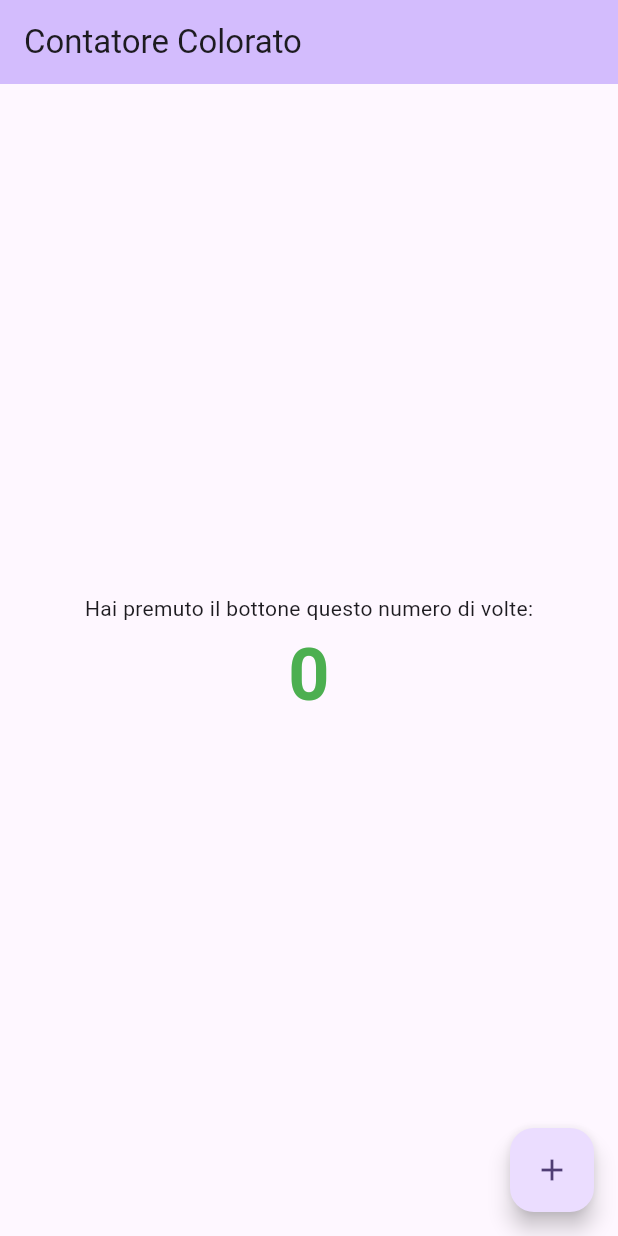
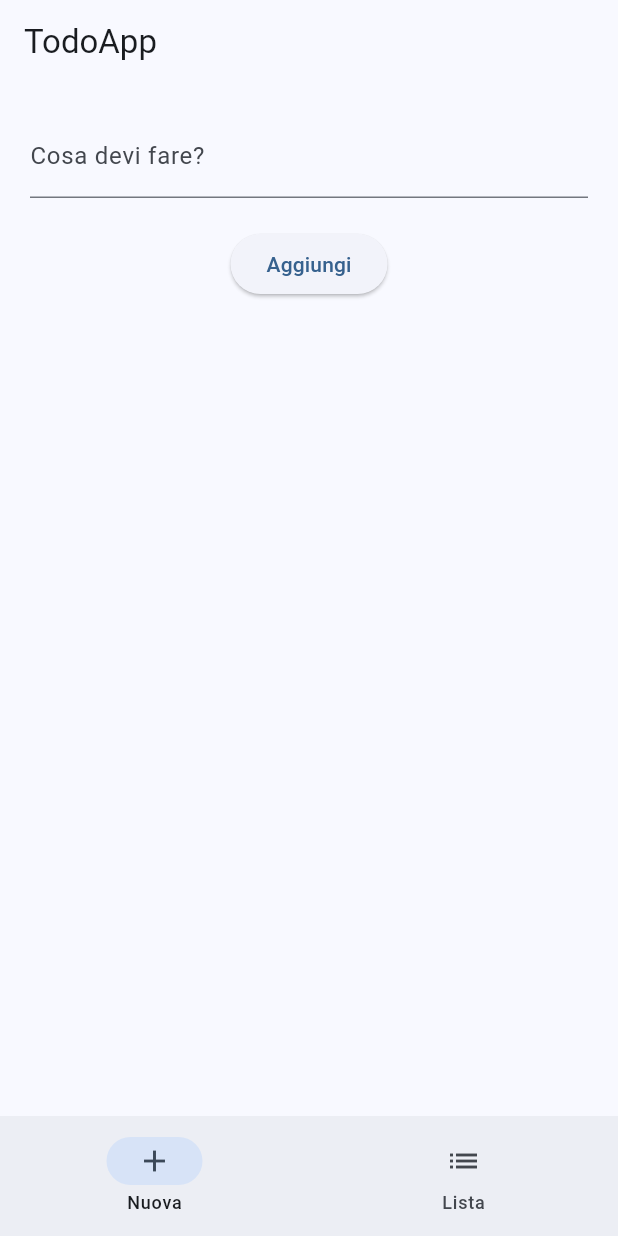
Before and after one commit to DanieleMancinelli/IntroduzioneFlutter, a Flutter app: the screen it shows after launch, on a phone screen of 412 x 824 dp. Run offline on Flutter 3.47's test engine with Material 3 defaults, Android fonts, the phone set to English and light mode, and no system bars; our stand-ins replace go_router.

Commit message:
Completata TodoApp con GoRouter e NavigationBar

```diff
--- /dev/null
+++ b/primapp/lib/app_router.dart
@@ -0,0 +1,34 @@
+// lib/app_router.dart
+import 'package:flutter/material.dart';
+import 'package:go_router/go_router.dart';
+import 'input_page.dart';
+import 'list_page.dart';
+
+final appRouter = GoRouter(
+  initialLocation: '/input',
+  routes: [
+    ShellRoute(
+      builder: (context, state, child) {
+        return Scaffold(
+          appBar: AppBar(title: const Text('TodoApp')),
+          body: child, // Qui viene mostrata la pagina corrente (/input o /list)
+          bottomNavigationBar: NavigationBar(
+            selectedIndex: state.fullPath == '/input' ? 0 : 1,
+            onDestinationSelected: (index) {
+              if (index == 0) context.go('/input');
+              if (index == 1) context.go('/list');
+            },
+            destinations: const [
+              NavigationDestination(icon: Icon(Icons.add), label: 'Nuova'),
+              NavigationDestination(icon: Icon(Icons.list), label: 'Lista'),
+            ],
+          ),
+        );
+      },
+      routes: [
+        GoRoute(path: '/input', builder: (context, state) => const InputPage()),
+        GoRoute(path: '/list', builder: (context, state) => const ListPage()),
+      ],
+    ),
+  ],
+);
--- /dev/null
+++ b/primapp/lib/input_page.dart
@@ -0,0 +1,40 @@
+// lib/input_page.dart
+import 'package:flutter/material.dart';
+import 'todo_state.dart';
+
+class InputPage extends StatefulWidget {
+  const InputPage({super.key});
+  @override
+  State<InputPage> createState() => _InputPageState();
+}
+
+class _InputPageState extends State<InputPage> {
+  final TextEditingController _controller = TextEditingController();
+
+  void _saveTodo() {
+    if (_controller.text.isNotEmpty) {
+      TodoManager.todos.add(_controller.text);
+      _controller.clear();
+      ScaffoldMessenger.of(context).showSnackBar(
+        const SnackBar(content: Text('Todo aggiunta!')),
+      );
+    }
+  }
+
+  @override
+  Widget build(BuildContext context) {
+    return Padding(
+      padding: const EdgeInsets.all(20.0),
+      child: Column(
+        children: [
+          TextField(
+            controller: _controller,
+            decoration: const InputDecoration(labelText: 'Cosa devi fare?'),
+          ),
+          const SizedBox(height: 20),
+          ElevatedButton(onPressed: _saveTodo, child: const Text('Aggiungi')),
+        ],
+      ),
+    );
+  }
+}
--- a/primapp/lib/main.dart
+++ b/primapp/lib/main.dart
@@ -1,4 +1,6 @@
+// lib/main.dart
 import 'package:flutter/material.dart';
+import 'app_router.dart';
 
 void main() {
   runApp(const MyApp());
@@ -9,64 +11,10 @@ class MyApp extends StatelessWidget {
 
   @override
   Widget build(BuildContext context) {
-    return MaterialApp(
-      title: 'Esercizio Flutter',
-      theme: ThemeData(
-        colorScheme: ColorScheme.fromSeed(seedColor: Colors.deepPurple),
-        useMaterial3: true,
-      ),
-      home: const MyHomePage(title: 'Contatore Colorato'),
+    return MaterialApp.router(
+      debugShowCheckedModeBanner: false,
+      routerConfig: appRouter,
+      theme: ThemeData(useMaterial3: true, colorSchemeSeed: Colors.blue),
     );
   }
 }
-
-class MyHomePage extends StatefulWidget {
-  const MyHomePage({super.key, required this.title});
-  final String title;
-
-  @override
-  State<MyHomePage> createState() => _MyHomePageState();
-}
-
-class _MyHomePageState extends State<MyHomePage> {
-  int _counter = 0;
-
-  void _incrementCounter() {
-    setState(() {
-      _counter++;
-    });
-  }
-
-  @override
-  Widget build(BuildContext context) {
-    return Scaffold(
-      appBar: AppBar(
-        backgroundColor: Theme.of(context).colorScheme.inversePrimary,
-        title: Text(widget.title),
-      ),
-      body: Center(
-        child: Column(
-          mainAxisAlignment: MainAxisAlignment.center,
-          children: <Widget>[
-            const Text('Hai premuto il bottone questo numero di volte:'),
-            Text(
-              '$_counter',
-              style: TextStyle(
-                fontSize: 48,
-                fontWeight: FontWeight.bold,
-                // MODIFICA QUI: Logica del colore
-                // Se il resto della divisione per 2 è 0 (pari) -> Verde, altrimenti -> Rosso
-                color: _counter % 2 == 0 ? Colors.green : Colors.red,
-              ),
-            ),
-          ],
-        ),
-      ),
-      floatingActionButton: FloatingActionButton(
-        onPressed: _incrementCounter,
-        tooltip: 'Increment',
-        child: const Icon(Icons.add),
-      ),
-    );
-  }
-}
--- /dev/null
+++ b/primapp/lib/todo_state.dart
@@ -0,0 +1,5 @@
+// lib/todo_state.dart
+class TodoManager {
+  // Lista statica per accedere ai dati da ovunque nell'app
+  static List<String> todos = [];
+}
--- a/primapp/pubspec.yaml
+++ b/primapp/pubspec.yaml
@@ -34,6 +34,7 @@ dependencies:
   # The following adds the Cupertino Icons font to your application.
   # Use with the CupertinoIcons class for iOS style icons.
   cupertino_icons: ^1.0.8
+  go_router: ^17.2.1
 
 dev_dependencies:
   flutter_test:
```
Also changed, not shown: primapp/lib/list_page.dart (added, +31 -0 lines), primapp/pubspec.lock.
